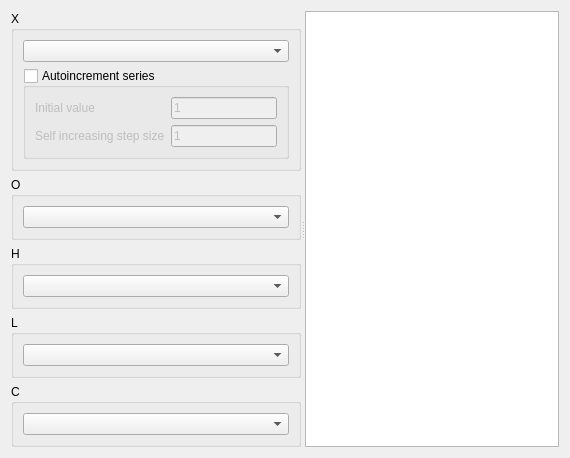
Before: the Qt Designer form src/DAGui/DAChartAddOHLCSeriesWidget.ui in czyt1988/data-workbench, drawn with Qt 5.
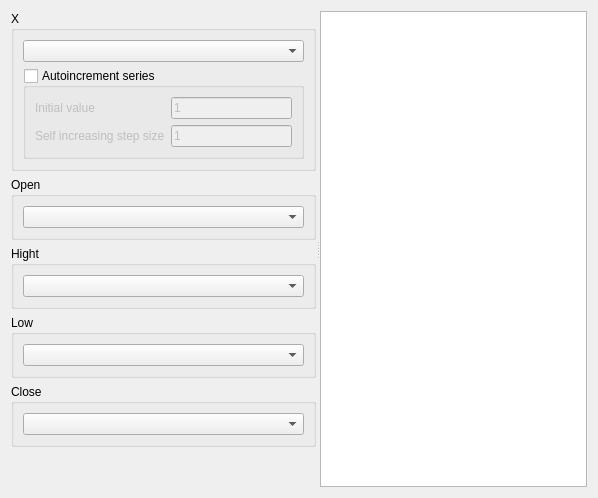
After: the same form once the commit is applied. Custom widgets are drawn as their Qt base class.

```diff
--- a/src/DAGui/DAChartAddOHLCSeriesWidget.ui
+++ b/src/DAGui/DAChartAddOHLCSeriesWidget.ui
@@ -6,8 +6,8 @@
    <rect>
     <x>0</x>
     <y>0</y>
-    <width>570</width>
-    <height>438</height>
+    <width>598</width>
+    <height>498</height>
    </rect>
   </property>
   <property name="windowTitle">
@@ -88,7 +88,7 @@
        <item>
         <widget class="DA::DACollapsibleGroupBox" name="groupBoxO">
          <property name="title">
-          <string>O</string>
+          <string>Open</string>
          </property>
          <property name="flat">
           <bool>true</bool>
@@ -103,7 +103,7 @@
        <item>
         <widget class="DA::DACollapsibleGroupBox" name="groupBoxH">
          <property name="title">
-          <string>H</string>
+          <string>Hight</string>
          </property>
          <property name="flat">
           <bool>true</bool>
@@ -118,7 +118,7 @@
        <item>
         <widget class="DA::DACollapsibleGroupBox" name="groupBoxL">
          <property name="title">
-          <string>L</string>
+          <string>Low</string>
          </property>
          <property name="flat">
           <bool>true</bool>
@@ -133,7 +133,7 @@
        <item>
         <widget class="DA::DACollapsibleGroupBox" name="groupBoxC">
          <property name="title">
-          <string>C</string>
+          <string>Close</string>
          </property>
          <property name="flat">
           <bool>true</bool>
```
